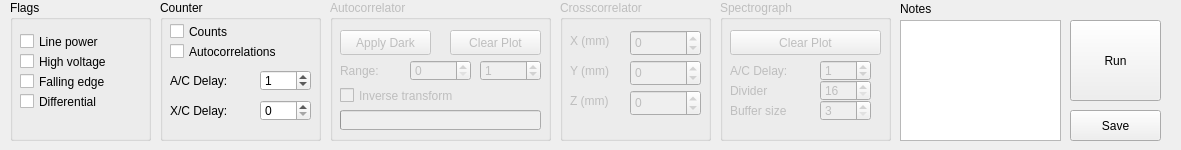
This is line.ui in ahp-electronics/xc-gui as Qt 5 draws it before an edit. The edited form follows.
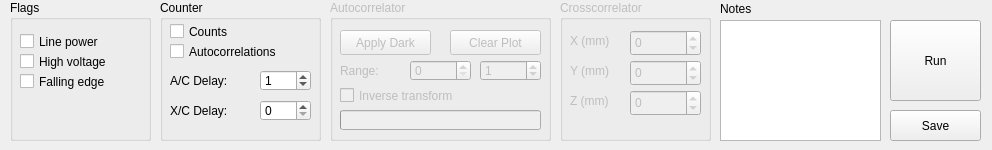
This is the edited form.

Commit message: Removed differential switch

Patch:
```diff
--- a/line.ui
+++ b/line.ui
@@ -6,7 +6,7 @@
    <rect>
     <x>0</x>
     <y>0</y>
-    <width>1181</width>
+    <width>992</width>
     <height>150</height>
    </rect>
   </property>
@@ -64,19 +64,6 @@
      <string>Falling edge</string>
     </property>
    </widget>
-   <widget class="QCheckBox" name="flag3">
-    <property name="geometry">
-     <rect>
-      <x>10</x>
-      <y>90</y>
-      <width>121</width>
-      <height>23</height>
-     </rect>
-    </property>
-    <property name="text">
-     <string>Differential</string>
-    </property>
-   </widget>
   </widget>
   <widget class="QGroupBox" name="Autocorrelator">
    <property name="enabled">
@@ -285,7 +272,7 @@
   <widget class="QPushButton" name="Run">
    <property name="geometry">
     <rect>
-     <x>1070</x>
+     <x>890</x>
      <y>20</y>
      <width>91</width>
      <height>81</height>
@@ -413,7 +400,7 @@
   <widget class="QPushButton" name="Save">
    <property name="geometry">
     <rect>
-     <x>1070</x>
+     <x>890</x>
      <y>110</y>
      <width>91</width>
      <height>31</height>
@@ -426,7 +413,7 @@
   <widget class="QPlainTextEdit" name="Notes">
    <property name="geometry">
     <rect>
-     <x>900</x>
+     <x>720</x>
      <y>20</y>
      <width>161</width>
      <height>121</height>
@@ -436,7 +423,7 @@
   <widget class="QLabel" name="label">
    <property name="geometry">
     <rect>
-     <x>900</x>
+     <x>720</x>
      <y>0</y>
      <width>67</width>
      <height>17</height>
@@ -446,125 +433,6 @@
     <string>Notes</string>
    </property>
   </widget>
-  <widget class="QGroupBox" name="Spectrograph">
-   <property name="enabled">
-    <bool>false</bool>
-   </property>
-   <property name="geometry">
-    <rect>
-     <x>720</x>
-     <y>0</y>
-     <width>171</width>
-     <height>141</height>
-    </rect>
-   </property>
-   <property name="title">
-    <string>Spectrograph</string>
-   </property>
-   <widget class="QSpinBox" name="Delay">
-    <property name="geometry">
-     <rect>
-      <x>100</x>
-      <y>60</y>
-      <width>51</width>
-      <height>21</height>
-     </rect>
-    </property>
-    <property name="value">
-     <number>1</number>
-    </property>
-   </widget>
-   <widget class="QLabel" name="label_9">
-    <property name="geometry">
-     <rect>
-      <x>10</x>
-      <y>60</y>
-      <width>81</width>
-      <height>21</height>
-     </rect>
-    </property>
-    <property name="text">
-     <string>A/C Delay:</string>
-    </property>
-   </widget>
-   <widget class="QLabel" name="label_10">
-    <property name="geometry">
-     <rect>
-      <x>10</x>
-      <y>80</y>
-      <width>81</width>
-      <height>21</height>
-     </rect>
-    </property>
-    <property name="text">
-     <string>Divider</string>
-    </property>
-   </widget>
-   <widget class="QSpinBox" name="Divider">
-    <property name="geometry">
-     <rect>
-      <x>100</x>
-      <y>80</y>
-      <width>51</width>
-      <height>21</height>
-     </rect>
-    </property>
-    <property name="minimum">
-     <number>16</number>
-    </property>
-    <property name="maximum">
-     <number>100000</number>
-    </property>
-    <property name="value">
-     <number>16</number>
-    </property>
-   </widget>
-   <widget class="QPushButton" name="Clear_1">
-    <property name="geometry">
-     <rect>
-      <x>10</x>
-      <y>30</y>
-      <width>151</width>
-      <height>25</height>
-     </rect>
-    </property>
-    <property name="text">
-     <string>Clear Plot</string>
-    </property>
-   </widget>
-   <widget class="QSpinBox" name="BufferSize">
-    <property name="geometry">
-     <rect>
-      <x>100</x>
-      <y>100</y>
-      <width>51</width>
-      <height>21</height>
-     </rect>
-    </property>
-    <property name="minimum">
-     <number>3</number>
-    </property>
-    <property name="maximum">
-     <number>1000</number>
-    </property>
-    <property name="value">
-     <number>3</number>
-    </property>
-   </widget>
-   <widget class="QLabel" name="label_11">
-    <property name="geometry">
-     <rect>
-      <x>10</x>
-      <y>100</y>
-      <width>81</width>
-      <height>21</height>
-     </rect>
-    </property>
-    <property name="text">
-     <string>Buffer size</string>
-    </property>
-   </widget>
-  </widget>
  </widget>
  <resources/>
  <connections/>
```
The commit also changes 7 other files.
